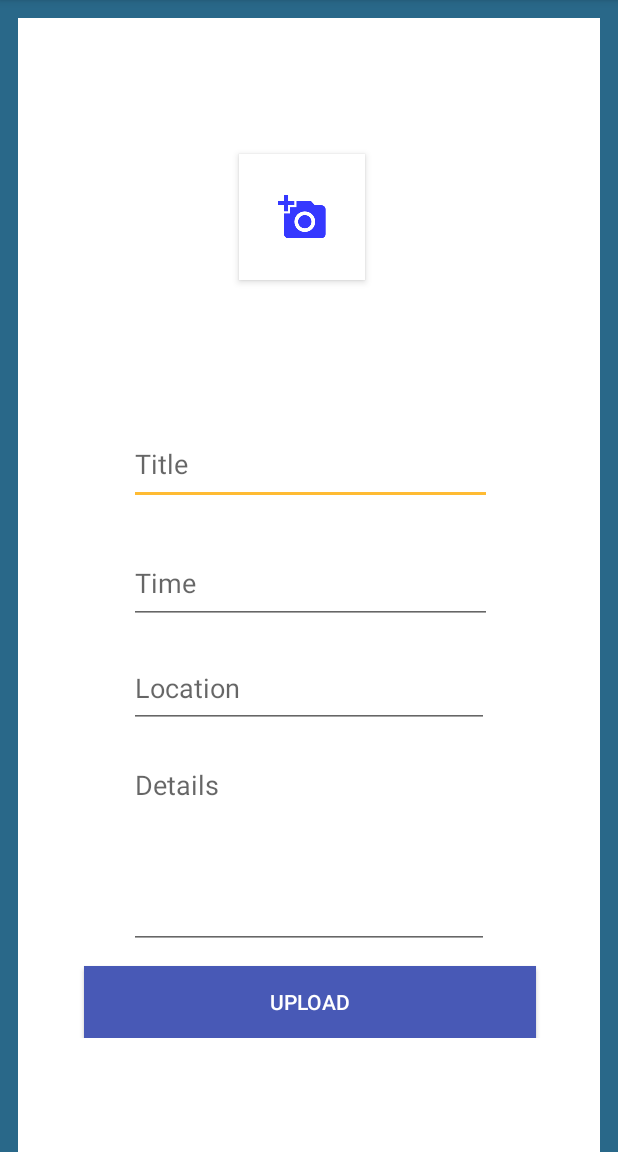
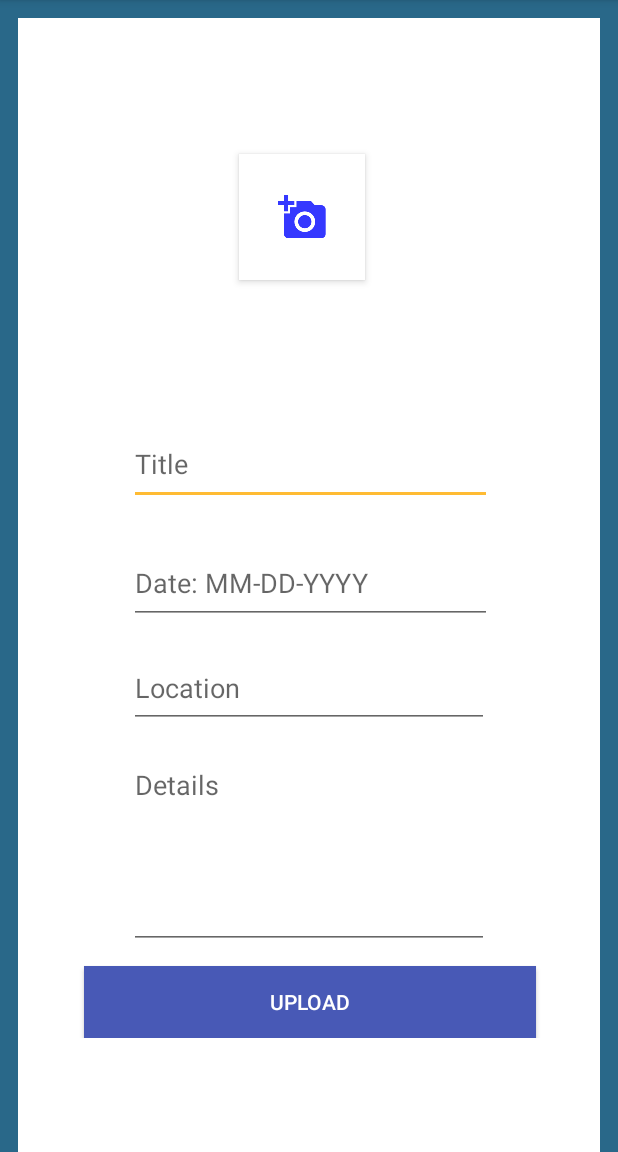
Before and after one commit to jlop02/Flyer, an Android app: the Main2Activity screen opened directly, with no data from a screen before it, on a phone screen of 412 x 824 dp, the part 84-1236 px from its top. Run offline under Robolectric (Android 15) with nearby library versions, the phone set to English and light mode, and no system bars; our stand-ins replace Firebase (no records; nobody signed in at launch, a user with empty details on screens opened directly); libraries missing offline, so code that uses them is left out: com.firebase.client; pictures from the network do not load; Roboto replaces fonts that are not available here; 1 statement that could not run was skipped.

Commit message:
Changed time to date

```diff
--- a/Flyers/app/src/main/java/com/example/lo/flyers/UploadDetails.java
+++ b/Flyers/app/src/main/java/com/example/lo/flyers/UploadDetails.java
@@ -46,7 +46,7 @@ public class UploadDetails extends AppCompatActivity {
 
         });
 
-         textView.setText("Time: "+ getIntent().getStringExtra("time"));
+         textView.setText("Date: "+ getIntent().getStringExtra("time"));
          localView.setText("Location: "+ getIntent().getStringExtra("location"));
          detailView.setText("Details: "+ getIntent().getStringExtra("details"));
     }
--- a/Flyers/app/src/main/res/layout/activity_main2.xml
+++ b/Flyers/app/src/main/res/layout/activity_main2.xml
@@ -71,7 +71,7 @@
             android:layout_marginEnd="58dp"
             android:layout_marginStart="60dp"
             android:layout_marginTop="25dp"
-            android:hint="Time"
+            android:hint="Date: MM-DD-YYYY"
             android:inputType="text"
             app:layout_constraintEnd_toEndOf="parent"
             app:layout_constraintStart_toStartOf="parent"
```
